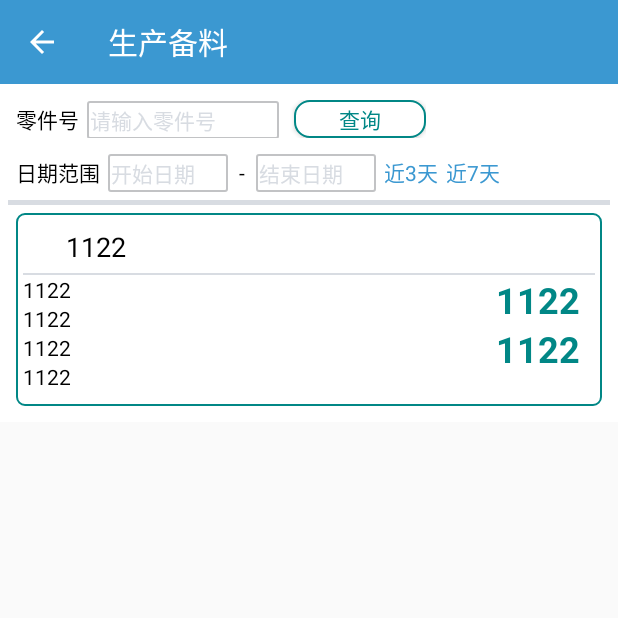
After one commit to shiwei0713/ScanTool, an Android app: the SubListActivity screen opened directly, with no data from a screen before it, on a phone screen of 412 x 824 dp, the top half of it. The commit adds this screen. Run offline under Robolectric (Android 15) with nearby library versions, the phone set to English and light mode, and no system bars.

Commit message:
20210812 commit

```diff
--- a/app/src/main/AndroidManifest.xml
+++ b/app/src/main/AndroidManifest.xml
@@ -21,7 +21,8 @@
         android:supportsRtl="true"
         android:theme="@style/ThemeNoBar.ScanTool"
         android:usesCleartextTraffic="true">
-        <activity android:name=".DetailListActivity"></activity>
+        <activity android:name=".SubListActivity"></activity>
+        <activity android:name=".DetailListActivity" />
         <activity
             android:name="com.journeyapps.barcodescanner.CaptureActivity"
             android:screenOrientation="portrait"
--- a/app/src/main/java/com/hz/scantool/ListActivity.java
+++ b/app/src/main/java/com/hz/scantool/ListActivity.java
@@ -138,7 +138,7 @@ public class ListActivity extends AppCompatActivity {
 
         //浮动按钮扫描事件初始化
         FloatingActionButton fab = findViewById(R.id.fab);
-        fab.setVisibility(View.GONE);
+//        fab.setVisibility(View.GONE);
         fab.setOnClickListener(new View.OnClickListener() {
             @Override
             public void onClick(View view) {
--- a/app/src/main/java/com/hz/scantool/MasterActivity.java
+++ b/app/src/main/java/com/hz/scantool/MasterActivity.java
@@ -167,12 +167,12 @@ public class MasterActivity extends AppCompatActivity {
                     break;
                 //生产领退料
                 case R.id.btnAction5:
-                    intent=new Intent(MasterActivity.this,ListActivity.class);
-                    bundle=new Bundle();
-                    bundle.putString("title",getString(agrTitle[4]));
-                    bundle.putInt("count",4);
-                    bundle.putInt("index",4);
-                    intent.putExtras(bundle);
+                    intent=new Intent(MasterActivity.this,SubListActivity.class);
+//                    bundle=new Bundle();
+//                    bundle.putString("title",getString(agrTitle[4]));
+//                    bundle.putInt("count",4);
+//                    bundle.putInt("index",4);
+//                    intent.putExtras(bundle);
                     startActivity(intent);
                     break;
                 //销售出货
--- /dev/null
+++ b/app/src/main/java/com/hz/scantool/SubListActivity.java
@@ -0,0 +1,70 @@
+package com.hz.scantool;
+
+import androidx.annotation.NonNull;
+import androidx.appcompat.app.ActionBar;
+import androidx.appcompat.app.AppCompatActivity;
+import androidx.appcompat.widget.Toolbar;
+
+import android.os.Bundle;
+import android.view.MenuItem;
+import android.widget.ListView;
+
+import com.hz.scantool.adapter.SubListAdapter;
+
+import java.util.ArrayList;
+import java.util.HashMap;
+import java.util.List;
+import java.util.Map;
+
+public class SubListActivity extends AppCompatActivity {
+
+    private ListView listView;
+    private List<Map<String,Object>> list;
+    private SubListAdapter subListAdapter;
+
+    @Override
+    protected void onCreate(Bundle savedInstanceState) {
+        super.onCreate(savedInstanceState);
+        setContentView(R.layout.activity_sub_list);
+
+        //获取工具栏
+        Toolbar toolbar=findViewById(R.id.subListToolBar);
+        setSupportActionBar(toolbar);
+
+        //工具栏增加返回按钮和标题显示
+        ActionBar actionBar=getSupportActionBar();
+        if(actionBar!=null){
+            actionBar.setTitle(getResources().getString(R.string.master_action5));
+            actionBar.setHomeButtonEnabled(true);
+            actionBar.setDisplayHomeAsUpEnabled(true);
+        }
+
+        //test
+        listView = findViewById(R.id.subListView);
+        list = new ArrayList<>();
+        Map<String,Object> map = new HashMap<>();
+        map.put("StockLocation","1122");
+        map.put("ProductCode","1122");
+        map.put("ProductName","1122");
+        map.put("ProductModels","1122");
+        map.put("Dept","1122");
+        map.put("Quantity","1122");
+        map.put("QuantityPcs","1122");
+        list.add(map);
+        subListAdapter = new SubListAdapter(list,getApplicationContext());
+        listView.setAdapter(subListAdapter);
+    }
+
+    @Override
+    public boolean onOptionsItemSelected(@NonNull MenuItem item) {
+        //工具栏返回按钮事件定义
+        if(item.getItemId()==android.R.id.home){
+            finish();
+            return true;
+        }
+
+        return super.onOptionsItemSelected(item);
+    }
+
+
+}
--- /dev/null
+++ b/app/src/main/java/com/hz/scantool/adapter/SubListAdapter.java
@@ -0,0 +1,84 @@
+package com.hz.scantool.adapter;
+
+import android.content.Context;
+import android.view.LayoutInflater;
+import android.view.View;
+import android.view.ViewGroup;
+import android.widget.BaseAdapter;
+import android.widget.ImageView;
+import android.widget.TextView;
+
+import com.hz.scantool.R;
+
+import java.util.List;
+import java.util.Map;
+
+public class SubListAdapter extends BaseAdapter {
+    private List<Map<String,Object>> mData;
+    private Context mContext;
+
+    public SubListAdapter(List<Map<String,Object>> mData, Context mContext){
+        this.mData = mData;
+        this.mContext = mContext;
+    }
+
+    @Override
+    public int getCount() {
+        return mData.size();
+    }
+
+    @Override
+    public Object getItem(int i) {
+        return mData.get(i);
+    }
+
+    @Override
+    public long getItemId(int i) {
+        return i;
+    }
+
+    @Override
+    public View getView(int i, View view, ViewGroup viewGroup) {
+        SubListViewHolder holder = null;
+        if(view==null){
+            holder = new SubListViewHolder();
+
+            view= LayoutInflater.from(mContext).inflate(R.layout.sub_list_item,viewGroup,false);
+
+            holder.txtSubListItemStockLocation = view.findViewById(R.id.txtSubListItemStockLocation);
+            holder.txtSubListItemPlanDate = view.findViewById(R.id.txtSubListItemPlanDate);
+            holder.txtSubListItemProductCode = view.findViewById(R.id.txtSubListItemProductCode);
+            holder.txtSubListItemProductName = view.findViewById(R.id.txtSubListItemProductName);
+            holder.txtSubListItemProductModels = view.findViewById(R.id.txtSubListItemProductModels);
+            holder.txtSubListItemDept = view.findViewById(R.id.txtSubListItemDept);
+            holder.txtSubListItemQuantity = view.findViewById(R.id.txtSubListItemQuantity);
+            holder.txtSubListItemQuantityPcs = view.findViewById(R.id.txtSubListItemQuantityPcs);
+
+            view.setTag(holder);
+
+        }else{
+            holder = (SubListViewHolder)view.getTag();
+        }
+
+        holder.txtSubListItemStockLocation.setText((String)mData.get(i).get("StockLocation"));
+        holder.txtSubListItemProductCode.setText((String)mData.get(i).get("ProductCode"));
+        holder.txtSubListItemProductName.setText((String)mData.get(i).get("ProductName"));
+        holder.txtSubListItemProductModels.setText((String)mData.get(i).get("ProductModels"));
+        holder.txtSubListItemDept.setText((String)mData.get(i).get("Dept"));
+        holder.txtSubListItemQuantity.setText((String)mData.get(i).get("Quantity"));
+        holder.txtSubListItemQuantityPcs.setText((String)mData.get(i).get("QuantityPcs"));
+
+        return view;
+    }
+
+    public static class SubListViewHolder{
+        TextView txtSubListItemStockLocation;
+        TextView txtSubListItemPlanDate;
+        TextView txtSubListItemProductCode;
+        TextView txtSubListItemProductName;
+        TextView txtSubListItemProductModels;
+        TextView txtSubListItemDept;
+        TextView txtSubListItemQuantity;
+        TextView txtSubListItemQuantityPcs;
+    }
+}
--- /dev/null
+++ b/app/src/main/res/layout/activity_sub_list.xml
@@ -0,0 +1,149 @@
+<?xml version="1.0" encoding="utf-8"?>
+<LinearLayout xmlns:android="http://schemas.android.com/apk/res/android"
+    xmlns:app="http://schemas.android.com/apk/res-auto"
+    xmlns:tools="http://schemas.android.com/tools"
+    android:layout_width="match_parent"
+    android:layout_height="match_parent"
+    android:orientation="vertical"
+    tools:context=".SubListActivity">
+
+    <androidx.appcompat.widget.Toolbar
+        android:id="@+id/subListToolBar"
+        android:layout_width="match_parent"
+        android:layout_height="wrap_content"
+        android:background="@drawable/action_style"
+        android:theme="@style/ThemeOverlay.AppCompat.Dark.ActionBar"/>
+
+    <LinearLayout
+        android:id="@+id/linearSubQuery"
+        android:layout_width="match_parent"
+        android:layout_height="wrap_content"
+        android:orientation="vertical"
+        android:background="@color/white"
+        android:padding="5dp">
+
+        <LinearLayout
+            android:layout_width="wrap_content"
+            android:layout_height="wrap_content"
+            android:orientation="horizontal"
+            android:padding="5dp">
+
+            <TextView
+                android:id="@+id/txtSubQueryQcNameTitle"
+                android:layout_width="wrap_content"
+                android:layout_height="wrap_content"
+                android:textColor="@color/black"
+                android:text="@string/query_title_name" />
+
+            <EditText
+                android:id="@+id/txtSubQueryQcName"
+                android:layout_width="wrap_content"
+                android:layout_height="wrap_content"
+                android:layout_marginLeft="5dp"
+                android:background="@drawable/query_style"
+                android:ems="8"
+                android:padding="2dp"
+                android:hint="@string/query_hint_name"
+                android:textColorHint="@color/hint_color"
+                android:textColor="@color/black"
+                android:inputType=""
+                android:textSize="14sp" />
+
+            <Button
+                android:id="@+id/btnSubQuery"
+                android:layout_width="wrap_content"
+                android:layout_height="25dp"
+                android:background="@drawable/list_button_selector"
+                android:layout_marginLeft="10dp"
+                android:textColor="@color/teal_700"
+                android:textStyle="normal"
+                android:focusable="false"
+                android:textSize="@dimen/list_detail_button"
+                android:text="@string/query_button"/>
+
+        </LinearLayout>
+
+        <LinearLayout
+            android:layout_width="wrap_content"
+            android:layout_height="wrap_content"
+            android:padding="5dp">
+
+            <TextView
+                android:id="@+id/txtSubQueryQcDateTitle"
+                android:layout_width="wrap_content"
+                android:layout_height="wrap_content"
+                android:textColor="@color/black"
+                android:text="@string/query_title_date" />
+
+            <EditText
+                android:id="@+id/txtSubQueryQcbDate"
+                android:layout_width="wrap_content"
+                android:layout_height="wrap_content"
+                android:layout_marginLeft="5dp"
+                android:background="@drawable/query_style"
+                android:padding="2dp"
+                android:ems="5"
+                android:hint="@string/query_hint_bdate"
+                android:textColorHint="@color/hint_color"
+                android:textColor="@color/black"
+                android:inputType="date"
+                android:textSize="14sp" />
+
+            <TextView
+                android:layout_width="wrap_content"
+                android:layout_height="wrap_content"
+                android:layout_marginLeft="5dp"
+                android:text="-"
+                android:padding="2dp"
+                android:textColor="@color/black" />
+
+            <EditText
+                android:id="@+id/txtSubQueryQceDate"
+                android:layout_width="wrap_content"
+                android:layout_height="wrap_content"
+                android:layout_marginLeft="5dp"
+                android:background="@drawable/query_style"
+                android:padding="2dp"
+                android:ems="5"
+                android:hint="@string/query_hint_edate"
+                android:textColorHint="@color/hint_color"
+                android:textColor="@color/black"
+                android:inputType="date"
+                android:textSize="14sp" />
+
+            <TextView
+                android:id="@+id/txtSubLabel1"
+                android:layout_width="wrap_content"
+                android:layout_height="wrap_content"
+                android:layout_marginLeft="5dp"
+                android:text="@string/query_label1"
+                android:textColor="@color/button_color" />
+
+            <TextView
+                android:id="@+id/txtSubLabel2"
+                android:layout_width="wrap_content"
+                android:layout_height="wrap_content"
+                android:layout_marginLeft="5dp"
+                android:text="@string/query_label2"
+                android:textColor="@color/button_color" />
+        </LinearLayout>
+
+        <LinearLayout
+            android:layout_width="match_parent"
+            android:layout_height="3dp"
+            android:background="@color/line"
+            android:orientation="vertical">
+
+        </LinearLayout>
+
+        <ListView
+            android:id="@+id/subListView"
+            android:layout_width="match_parent"
+            android:layout_height="match_parent"
+            android:divider="@color/white"
+            android:dividerHeight="5dp"
+            android:padding="5dp" />
+
+    </LinearLayout>
+
+</LinearLayout>
--- /dev/null
+++ b/app/src/main/res/layout/sub_list_item.xml
@@ -0,0 +1,133 @@
+<?xml version="1.0" encoding="utf-8"?>
+<LinearLayout xmlns:android="http://schemas.android.com/apk/res/android"
+    xmlns:app="http://schemas.android.com/apk/res-auto"
+    android:layout_width="match_parent"
+    android:layout_height="match_parent"
+    android:background="@drawable/list_item_styel"
+    android:descendantFocusability="blocksDescendants"
+    android:orientation="vertical">
+
+    <LinearLayout
+        android:layout_width="match_parent"
+        android:layout_height="wrap_content"
+        android:orientation="horizontal"
+        android:gravity="center_vertical"
+        android:padding="5dp">
+
+        <ImageView
+            android:id="@+id/imgSubListIcon"
+            android:layout_width="18dp"
+            android:layout_height="18dp"
+            app:srcCompat="@drawable/detail_list_top" />
+
+        <TextView
+            android:id="@+id/txtSubListItemStockLocation"
+            android:layout_width="wrap_content"
+            android:layout_height="wrap_content"
+            android:layout_marginLeft="5dp"
+            android:textColor="@color/list_item_icon"
+            android:textSize="18sp"
+            android:textStyle="normal" />
+
+        <LinearLayout
+            android:layout_width="match_parent"
+            android:layout_height="wrap_content"
+            android:gravity="right"
+            android:layout_gravity="right|center_vertical"
+            android:orientation="horizontal">
+
+            <ImageView
+                android:layout_width="16dp"
+                android:layout_height="16dp"
+                android:layout_gravity="center"
+                app:srcCompat="@drawable/list_alarm"/>
+
+            <TextView
+                android:id="@+id/txtSubListItemPlanDate"
+                android:layout_width="wrap_content"
+                android:layout_height="wrap_content"
+                android:textColor="@color/list_item_alarm"
+                android:textSize="13sp" />
+
+        </LinearLayout>
+
+    </LinearLayout>
+
+    <LinearLayout
+        android:layout_width="match_parent"
+        android:layout_height="1dp"
+        android:background="@color/line"
+        android:orientation="horizontal">
+
+    </LinearLayout>
+
+    <LinearLayout
+        android:layout_width="match_parent"
+        android:layout_height="wrap_content"
+        android:gravity="center_horizontal"
+        android:orientation="horizontal">
+
+        <LinearLayout
+            android:layout_width="wrap_content"
+            android:layout_height="wrap_content"
+            android:gravity="left"
+            android:orientation="vertical">
+
+            <TextView
+                android:id="@+id/txtSubListItemProductCode"
+                android:layout_width="wrap_content"
+                android:layout_height="wrap_content"
+                android:textColor="@color/black"/>
+
+            <TextView
+                android:id="@+id/txtSubListItemProductName"
+                android:layout_width="wrap_content"
+                android:layout_height="wrap_content"
+                android:textColor="@color/black"/>
+
+            <TextView
+                android:id="@+id/txtSubListItemProductModels"
+                android:layout_width="wrap_content"
+                android:layout_height="wrap_content"
+                android:textColor="@color/black"/>
+
+            <TextView
+                android:id="@+id/txtSubListItemDept"
+                android:layout_width="wrap_content"
+                android:layout_height="wrap_content"
+                android:textColor="@color/black"/>
+
+        </LinearLayout>
+
+        <LinearLayout
+            android:layout_width="match_parent"
+            android:layout_height="wrap_content"
+            android:gravity="right"
+            android:orientation="vertical">
+
+            <TextView
+                android:id="@+id/txtSubListItemQuantity"
+                android:layout_width="wrap_content"
+                android:layout_height="wrap_content"
+                android:layout_gravity="center_vertical|right"
+                android:layout_marginRight="10dp"
+                android:textColor="@color/list_item_number"
+                android:textStyle="bold"
+                android:inputType="numberDecimal"
+                android:textSize="24sp" />
+
+            <TextView
+                android:id="@+id/txtSubListItemQuantityPcs"
+                android:layout_width="wrap_content"
+                android:layout_height="wrap_content"
+                android:layout_gravity="center_vertical|right"
+                android:layout_marginRight="10dp"
+                android:textColor="@color/list_item_number"
+                android:textStyle="bold"
+                android:inputType="numberDecimal"
+                android:textSize="24sp" />
+        </LinearLayout>
+
+    </LinearLayout>
+
+</LinearLayout>
```
